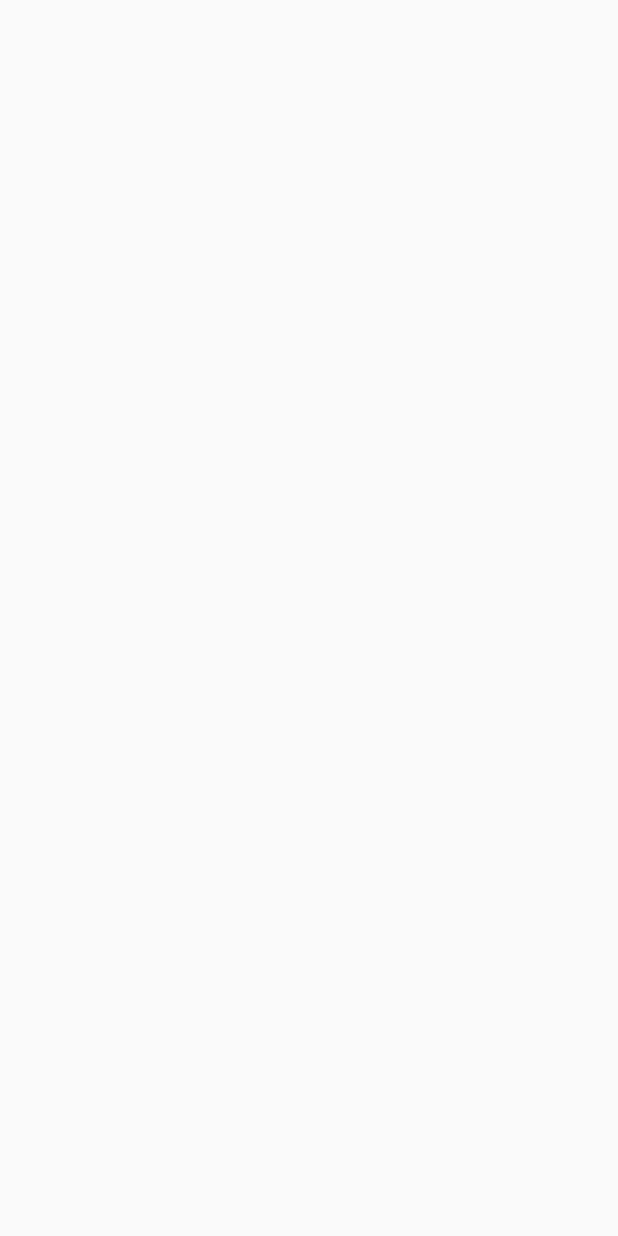
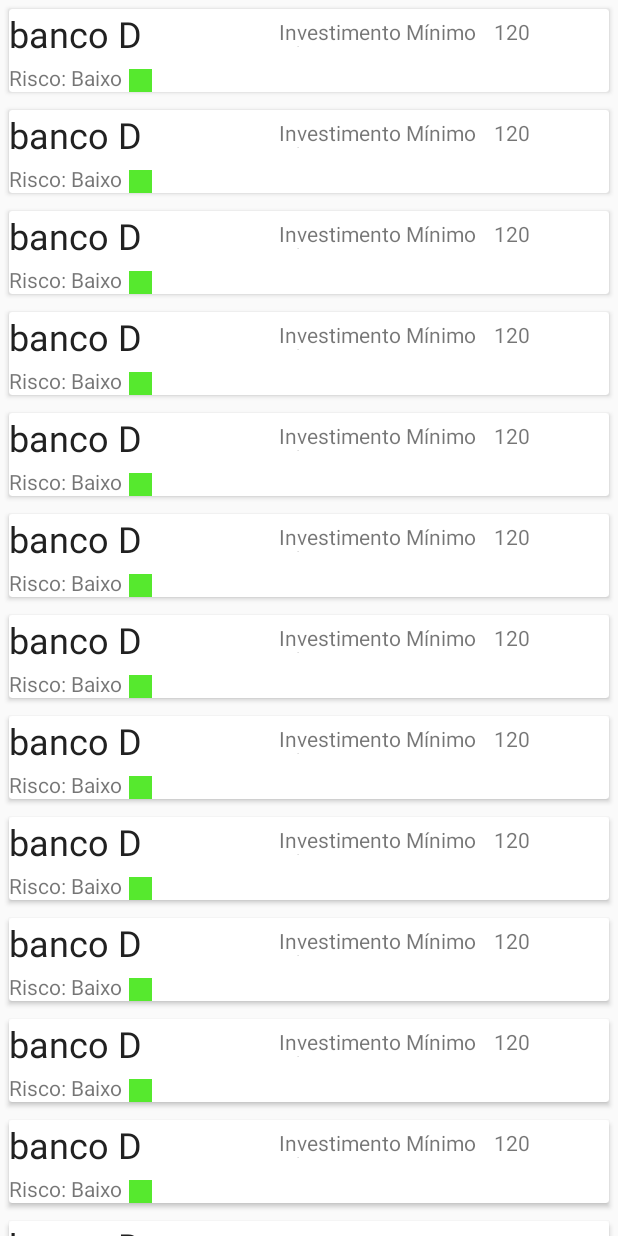
Before and after one commit to brunocmo/Learn-2-Invest, an Android app: the CDB screen opened directly, with no data from a screen before it, on a phone screen of 412 x 824 dp. Before the commit the screen is empty. Run offline under Robolectric (Android 15) with nearby library versions, the phone set to English and light mode, and no system bars.

Commit message:
Add cards(CDB)

```diff
--- /dev/null
+++ b/telamain/src/main/java/com/a3s/learn2invest/Adapter/PostagemAdapter.java
@@ -0,0 +1,56 @@
+package com.a3s.learn2invest.Adapter;
+
+import android.support.annotation.NonNull;
+import android.support.v7.widget.RecyclerView;
+import android.view.LayoutInflater;
+import android.view.View;
+import android.view.ViewGroup;
+import android.widget.TextView;
+
+import com.a3s.learn2invest.R;
+
+public class PostagemAdapter extends RecyclerView.Adapter <PostagemAdapter.MyViewHolder>{
+
+
+    @NonNull
+    @Override
+    public MyViewHolder onCreateViewHolder(@NonNull ViewGroup viewGroup, int i) {
+        View itemlista = LayoutInflater.from(viewGroup.getContext())
+                .inflate(R.layout.cdb_items,viewGroup,false);
+
+        return new MyViewHolder(itemlista);
+    }
+
+    @Override
+    public void onBindViewHolder(@NonNull MyViewHolder myViewHolder, int i) {
+        myViewHolder.nome.setText("banco A");
+        myViewHolder.valorMinimo.setText("1200");
+        myViewHolder.nome.setText("banco B");
+        myViewHolder.valorMinimo.setText("1200");
+        myViewHolder.nome.setText("banco C");
+        myViewHolder.valorMinimo.setText("1200");
+        myViewHolder.nome.setText("banco D");
+        myViewHolder.valorMinimo.setText("1200");
+
+
+    }
+
+    @Override
+    public int getItemCount() {
+        return 15;
+    }
+
+    public class MyViewHolder extends RecyclerView.ViewHolder{
+        private TextView nome;
+        private TextView valorMinimo;
+        //private TextView taxa;
+
+        public MyViewHolder(@NonNull View itemView) {
+            super(itemView);
+
+            nome = itemView.findViewById(R.id.nome);
+            valorMinimo = itemView.findViewById(R.id.valor);
+
+        }
+    }
+}
--- a/telamain/src/main/java/com/a3s/learn2invest/CDB.java
+++ b/telamain/src/main/java/com/a3s/learn2invest/CDB.java
@@ -2,12 +2,30 @@ package com.a3s.learn2invest;
 
 import android.support.v7.app.AppCompatActivity;
 import android.os.Bundle;
+import android.support.v7.widget.LinearLayoutManager;
+import android.support.v7.widget.RecyclerView;
+
+import com.a3s.learn2invest.Adapter.PostagemAdapter;
 
 public class CDB extends AppCompatActivity {
+
+    private RecyclerView recyclerView;
 
     @Override
     protected void onCreate(Bundle savedInstanceState) {
         super.onCreate(savedInstanceState);
         setContentView(R.layout.activity_cdb);
+
+        recyclerView = (RecyclerView) findViewById(R.id.recyclevVew);
+        //definindo layout
+        RecyclerView.LayoutManager layoutManager= new LinearLayoutManager(this);
+        recyclerView.setLayoutManager(layoutManager);
+
+        //definir o adapter
+        PostagemAdapter adapter= new PostagemAdapter();
+
+        recyclerView.setAdapter(adapter);
+
+
     }
 }
--- a/telamain/src/main/res/layout/activity_cdb.xml
+++ b/telamain/src/main/res/layout/activity_cdb.xml
@@ -6,4 +6,8 @@
     android:layout_height="match_parent"
     tools:context=".CDB">
 
+    <android.support.v7.widget.RecyclerView
+        android:id="@+id/recyclevVew"
+        android:layout_width="match_parent"
+        android:layout_height="match_parent" />
 </LinearLayout>
--- /dev/null
+++ b/telamain/src/main/res/layout/cdb_items.xml
@@ -0,0 +1,51 @@
+<?xml version="1.0" encoding="utf-8"?>
+<android.support.v7.widget.CardView xmlns:android="http://schemas.android.com/apk/res/android"
+    android:layout_width="match_parent"
+    android:layout_height="wrap_content"
+    android:layout_margin="6dp">
+
+    <LinearLayout
+        android:layout_width="match_parent"
+        android:layout_height="match_parent"
+        android:orientation="vertical">
+
+        <TextView
+            android:id="@+id/nome"
+            android:layout_width="wrap_content"
+            android:layout_height="wrap_content"
+            android:text="Banco"
+            android:textColor="#212121"
+            android:textSize="24dp" />
+
+        <TextView
+            android:id="@+id/textView4"
+            android:layout_width="85dp"
+            android:layout_height="wrap_content"
+            android:layout_marginTop="5px"
+            android:text="Risco: Baixo" />
+
+        <TextView
+            android:layout_width="15dp"
+            android:layout_height="15dp"
+            android:layout_marginLeft="80dp"
+            android:layout_marginTop="-15dp"
+            android:background="#56e92e" />
+
+        <TextView
+            android:layout_width="131dp"
+            android:layout_height="20dp"
+            android:layout_marginLeft="180dp"
+            android:layout_marginTop="-50dp"
+            android:text="Investimento Mínimo R$:" />
+
+
+        <TextView
+            android:id="@+id/valor"
+            android:layout_width="30dp"
+            android:layout_height="20dp"
+            android:layout_marginLeft="323dp"
+            android:layout_marginTop="-20dp"
+            android:text="0.0" />
+
+    </LinearLayout>
+</android.support.v7.widget.CardView>
```
